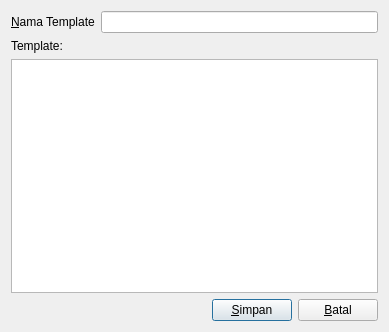
First picture: the form in src/app/studytexttemplateeditor.ui, repository ffrz/post-streaming-app, before the edit.
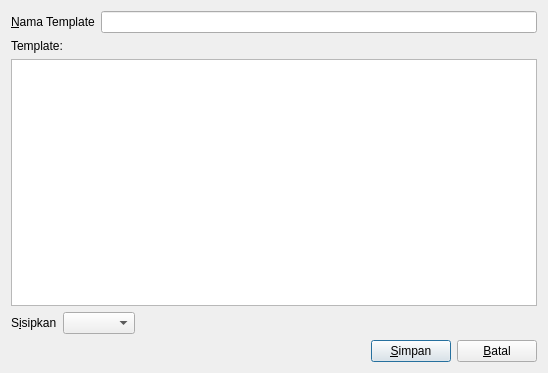
Second picture: the form after the edit.

Commit message: insert references ke template, truncate audio output filename, dll

Diff of the .ui file:
```diff
--- a/src/app/studytexttemplateeditor.ui
+++ b/src/app/studytexttemplateeditor.ui
@@ -6,8 +6,8 @@
    <rect>
     <x>0</x>
     <y>0</y>
-    <width>389</width>
-    <height>332</height>
+    <width>548</width>
+    <height>373</height>
    </rect>
   </property>
   <property name="windowTitle">
@@ -41,6 +41,36 @@
    <item>
     <widget class="QPlainTextEdit" name="templateEdit"/>
    </item>
+   <item>
+    <layout class="QHBoxLayout" name="horizontalLayout_3">
+     <item>
+      <widget class="QLabel" name="label_3">
+       <property name="text">
+        <string>S&amp;isipkan</string>
+       </property>
+       <property name="buddy">
+        <cstring>insertComboBox</cstring>
+       </property>
+      </widget>
+     </item>
+     <item>
+      <widget class="QComboBox" name="insertComboBox"/>
+     </item>
+     <item>
+      <spacer name="horizontalSpacer_2">
+       <property name="orientation">
+        <enum>Qt::Horizontal</enum>
+       </property>
+       <property name="sizeHint" stdset="0">
+        <size>
+         <width>40</width>
+         <height>20</height>
+        </size>
+       </property>
+      </spacer>
+     </item>
+    </layout>
+   </item>
    <item>
     <layout class="QHBoxLayout" name="horizontalLayout">
      <item>
```
The commit also changes 5 other files.
